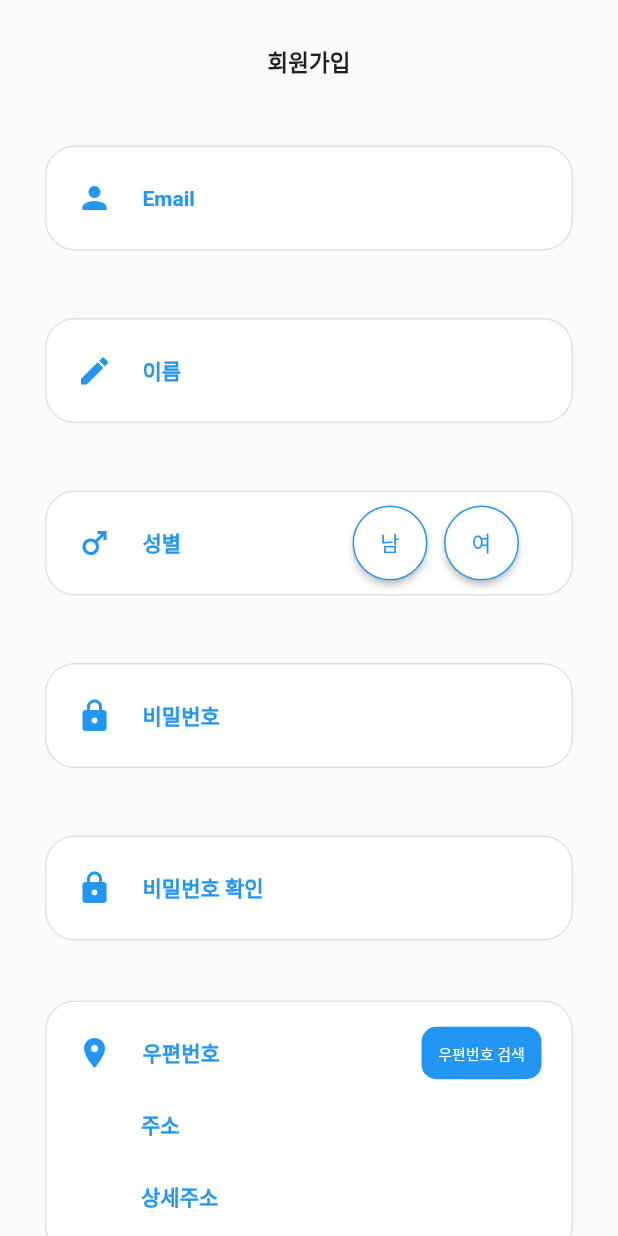
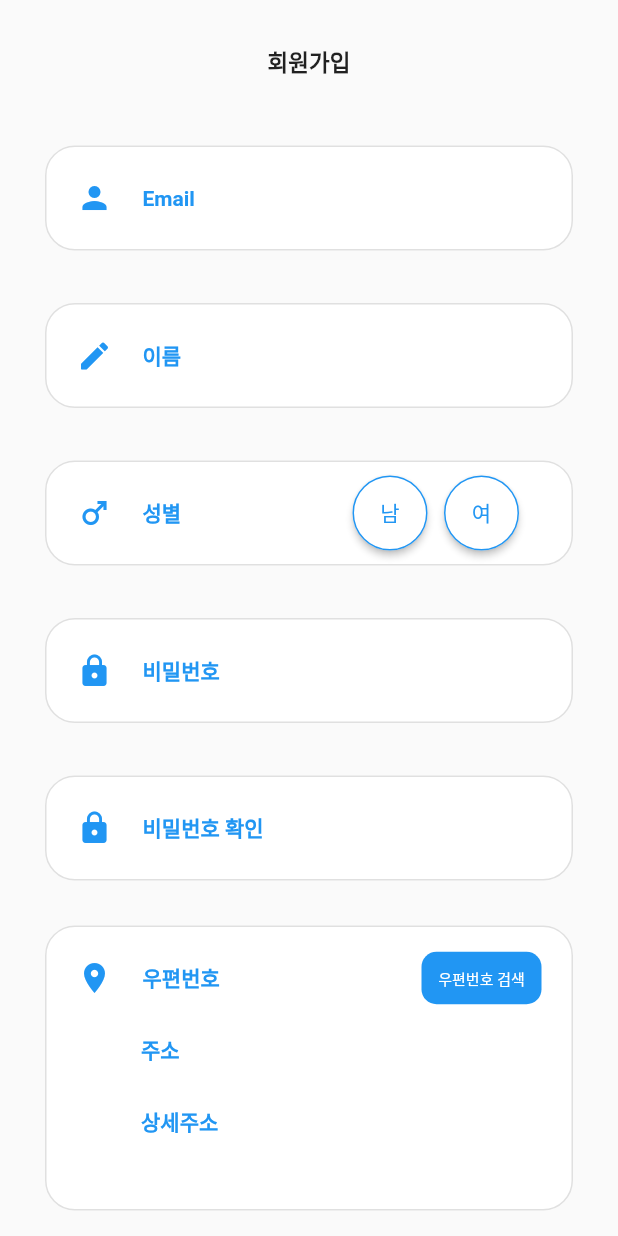
Before and after one commit to hhs0579/Dream, a Flutter app: the JoinPage screen opened directly, on a phone screen of 412 x 824 dp. Run offline on Flutter 3.47's test engine with Material 2 defaults, Android fonts, the phone set to English and light mode, and no system bars; our stand-ins replace cloud_firestore, extended_image, firebase_auth, firebase_core, firebase_storage, fluttertoast and 4 more; missing offline and left inert: kpostal; accounts and stored records are empty; network calls fail.

Commit message:
Update join_page.dart

```diff
--- a/dreamproject/lib/screens/starts/join_page.dart
+++ b/dreamproject/lib/screens/starts/join_page.dart
@@ -21,7 +21,6 @@ class JoinPage extends StatefulWidget {
 class _JoinPageState extends State<JoinPage> {
   final _formKey = GlobalKey<FormState>();
 
-  VerificationStatus _verificationStatus = VerificationStatus.none;
   Color _maleButtonColor = Colors.white;
   Color _femaleButtonColor = Colors.white;
   Color _maleTextColor = Colors.blue;
@@ -37,7 +36,6 @@ class _JoinPageState extends State<JoinPage> {
   String? name;
   String email = '';
   String password = '';
-
   String? gender;
   String? address;
   String? postCode;
@@ -84,9 +82,7 @@ class _JoinPageState extends State<JoinPage> {
     try {
       final authCredential =
           await _auth.signInWithCredential(phoneAuthCredential);
-      setState(() {
-        showLoading = false;
-      });
+
       if (authCredential.user != null) {
         setState(() {
           print("인증완료 및 로그인성공");
@@ -101,7 +97,6 @@ class _JoinPageState extends State<JoinPage> {
     } on FirebaseAuthException catch (e) {
       setState(() {
         print("인증실패..로그인실패");
-        showLoading = false;
       });
 
       await Fluttertoast.showToast(
@@ -368,7 +363,7 @@ class _JoinPageState extends State<JoinPage> {
                       ],
                     ),
                   ),
-                  SizedBox(height: 30),
+                  SizedBox(height: 20),
                   Container(
                     alignment: Alignment(0, 0),
                     height: 70,
@@ -401,7 +396,7 @@ class _JoinPageState extends State<JoinPage> {
                       ],
                     ),
                   ),
-                  SizedBox(height: 30),
+                  SizedBox(height: 20),
                   Container(
                     alignment: Alignment(0, 0),
                     height: 70,
@@ -483,7 +478,7 @@ class _JoinPageState extends State<JoinPage> {
                       ],
                     ),
                   ),
-                  SizedBox(height: 30),
+                  SizedBox(height: 20),
                   Container(
                     alignment: Alignment(0, 0),
                     height: 70,
@@ -532,7 +527,7 @@ class _JoinPageState extends State<JoinPage> {
                       ],
                     ),
                   ),
-                  SizedBox(height: 30),
+                  SizedBox(height: 20),
                   Container(
                     alignment: Alignment(0, 0),
                     height: 70,
@@ -579,12 +574,12 @@ class _JoinPageState extends State<JoinPage> {
                       ],
                     ),
                   ),
-                  SizedBox(height: 40),
+                  SizedBox(height: 30),
                   Container(
                     alignment: Alignment(0, 0),
-                    height: 170,
+                    height: 190,
                     margin: EdgeInsets.only(left: 30, right: 30),
-                    padding: EdgeInsets.only(left: 20, right: 20, top: 10),
+                    padding: EdgeInsets.only(top: 10, left: 20, right: 20),
                     decoration: BoxDecoration(
                       color: Colors.white,
                       borderRadius: BorderRadius.circular(20),
@@ -722,10 +717,11 @@ class _JoinPageState extends State<JoinPage> {
                       ],
                     ),
                   ),
+                  SizedBox(height: 30),
                   Container(
                     alignment: Alignment(0, 0),
                     height: 70,
-                    margin: EdgeInsets.only(left: 30, right: 30, top: 15),
+                    margin: EdgeInsets.only(left: 30, right: 30),
                     padding: EdgeInsets.only(left: 20, right: 20),
                     decoration: BoxDecoration(
                       color: Colors.white,
@@ -767,18 +763,135 @@ class _JoinPageState extends State<JoinPage> {
                           child: TextButton(
                             child: Text(
                               "인증번호 보내기",
+                              style:
+                                  TextStyle(color: Colors.white, fontSize: 10),
+                            ),
+                            onPressed: _isAuthsms
+                                ? null
+                                : () async {
+                                    await _auth.verifyPhoneNumber(
+                                        timeout: const Duration(seconds: 120),
+                                        codeAutoRetrievalTimeout:
+                                            (String verificationId) {},
+                                        phoneNumber: "+8210" +
+                                            phoneNumber.text.substring(3),
+                                        verificationCompleted:
+                                            (phoneAuthCredential) async {
+                                          print('otp문자옴');
+                                        },
+                                        verificationFailed:
+                                            (verificationFailed) async {
+                                          print(verificationFailed.code);
+
+                                          print("코드 발송 실패");
+                                          print(phoneNumber.text.substring(3));
+                                        },
+                                        codeSent: (verificationId,
+                                            forceResendingToken) async {
+                                          print('코드 보냄');
+                                          Fluttertoast.showToast(
+                                              msg:
+                                                  "${phoneNumber.text}로 인증코드를 발송하였습니다 잠시만 기다려주세요",
+                                              toastLength: Toast.LENGTH_SHORT,
+                                              timeInSecForIosWeb: 1,
+                                              backgroundColor: Colors.lightBlue,
+                                              fontSize: 12.0);
+                                          setState(() {
+                                            _isAuthsms = true;
+                                            _timerStart();
+
+                                            FocusScope.of(context)
+                                                .requestFocus(otpFocusNode);
+
+                                            this.verificationId =
+                                                verificationId;
+                                          });
+                                        });
+                                  },
+                            style: TextButton.styleFrom(
+                                backgroundColor: Colors.blue,
+                                shape: RoundedRectangleBorder(
+                                    borderRadius: BorderRadius.circular(10))),
+                          ),
+                        ),
+                      ],
+                    ),
+                  ),
+                  Container(
+                    margin: EdgeInsets.only(left: 60, top: 10),
+                    child: Visibility(
+                      visible: _isAuthsms,
+                      child: Row(
+                        children: [
+                          Container(
+                            width: 140,
+                            child: TextField(
+                              decoration: InputDecoration(
+                                contentPadding: EdgeInsets.zero,
+                                enabledBorder: UnderlineInputBorder(
+                                    borderSide: BorderSide(
+                                        color: Colors.black26, width: 0.5)),
+                                focusedBorder: UnderlineInputBorder(
+                                    borderSide: BorderSide(
+                                        color: Colors.black26, width: 0.5)),
+                              ),
+                            ),
+                          ),
+                          Container(
+                            child: Text(_viewTime(_time),
+                                style: TextStyle(
+                                  color: Colors.blue,
+                                )),
+                          ),
+                          SizedBox(
+                            width: 10,
+                          ),
+                          Container(
+                            width: 60,
+                            height: 30,
+                            child: TextButton(
+                              child: Text(
+                                "확인",
                                 style: TextStyle(fontSize: 10),
                               ),
-                            onPressed: () async {
+                              onPressed: () {
+                                PhoneAuthCredential phoneAuthCredential =
+                                    PhoneAuthProvider.credential(
+                                        verificationId: verificationId,
+                                        smsCode: otpController.text);
+
+                                signInWithPhoneAuthCredential(
+                                    phoneAuthCredential);
+                              },
+                              style: TextButton.styleFrom(
+                                  primary: Colors.white,
+                                  backgroundColor: Colors.blue,
+                                  shape: RoundedRectangleBorder(
+                                      borderRadius: BorderRadius.circular(8))),
+                            ),
+                          ),
+                          SizedBox(
+                            width: 5,
+                          ),
+                          Container(
+                            width: 60,
+                            height: 30,
+                            child: TextButton(
+                              child: Text(
+                                "재전송",
+                                style: TextStyle(fontSize: 10),
+                              ),
+                              onPressed: () {
                                 setState(() {
-                                showLoading = true;
+                                  _time = 120;
                                 });
+                                () async {
                                   await _auth.verifyPhoneNumber(
-                                  timeout: const Duration(seconds: 60),
+                                      timeout: const Duration(seconds: 120),
                                       codeAutoRetrievalTimeout:
                                           (String verificationId) {},
-                                  phoneNumber:
-                                      "+8210" + phoneNumber.text.substring(3),
+                                      phoneNumber: "+8210" +
+                                          phoneNumber.text.substring(3),
                                       verificationCompleted:
                                           (phoneAuthCredential) async {
                                         print('otp문자옴');
@@ -787,88 +900,36 @@ class _JoinPageState extends State<JoinPage> {
                                           (verificationFailed) async {
                                         print(verificationFailed.code);
                                         print("코드 발송 실패");
-
-                                    setState(() {
-                                      showLoading = false;
-                                    });
                                       },
                                       codeSent: (verificationId,
                                           forceResendingToken) async {
                                         print('코드 보냄');
                                         Fluttertoast.showToast(
                                             msg:
-                                            "010${phoneNumber.text}로 인증코드를 발송하였습니다 잠시만 기다려주세요",
+                                                "${phoneNumber.text}로 인증코드를 재전송하였습니다 잠시만 기다려주세요",
                                             toastLength: Toast.LENGTH_SHORT,
                                             timeInSecForIosWeb: 1,
                                             backgroundColor: Colors.lightBlue,
                                             fontSize: 12.0);
                                         setState(() {
-                                      requestedAuth = true;
                                           FocusScope.of(context)
                                               .requestFocus(otpFocusNode);
-                                      showLoading = false;
+
                                           this.verificationId = verificationId;
                                         });
                                       });
-                              setState(() {
-                                _isAuthsms = true;
-                                _timerStart();
-                              });
+                                };
                               },
                               style: TextButton.styleFrom(
-                                primary: Colors.white,
-                                backgroundColor: Colors.blue,
+                                  primary: Colors.blue,
+                                  backgroundColor: Colors.white,
                                   shape: RoundedRectangleBorder(
-                                    borderRadius: BorderRadius.circular(10))),
+                                      side: BorderSide(color: Colors.blue),
+                                      borderRadius: BorderRadius.circular(8))),
                             ),
                           ),
                         ],
                       ),
-                  ),
-                  SizedBox(
-                    height: 5,
-                  ),
-                  authOk
-                      ? SizedBox()
-                      : Visibility(
-                          visible: requestedAuth,
-                          child: Row(
-                            children: [
-                              Expanded(flex: 1, child: Text("")),
-                              Expanded(
-                                flex: 3,
-                                child: Row(
-                                  children: [
-                                    Expanded(
-                                      child: numberInsert(
-                                        editAble: true,
-                                        hintText: "6자리 입력",
-                                        focusNode: otpFocusNode,
-                                        controller: otpController,
-                                        textInputAction: TextInputAction.done,
-                                        maxLegnth: 6,
-                                      ),
-                                    ),
-                                    SizedBox(
-                                      width: 5,
-                                    ),
-                                    ElevatedButton(
-                                        onPressed: () {
-                                          PhoneAuthCredential
-                                              phoneAuthCredential =
-                                              PhoneAuthProvider.credential(
-                                                  verificationId:
-                                                      verificationId,
-                                                  smsCode: otpController.text);
-
-                                          signInWithPhoneAuthCredential(
-                                              phoneAuthCredential);
-                                        },
-                                        child: Text("확인")),
-                                  ],
-                                ),
-                              ),
-                            ],
                     ),
                   ),
                   Container(
@@ -885,17 +946,12 @@ class _JoinPageState extends State<JoinPage> {
                           if (passwordController.text ==
                               verifyPasswordController.text) {
                             if (authOk) {
-                              setState(() {
-                                showLoading = true;
-                              });
-
                               await signUpUserCredential(
                                   email: emailController.text,
                                   password: passwordController.text);
 
                               setState(() {
                                 Get.to(LoginPage());
-                                showLoading = false;
                               });
                             } else {
                               Fluttertoast.showToast(
@@ -968,64 +1024,4 @@ class _JoinPageState extends State<JoinPage> {
       ),
     );
   }
-
-  Widget numberInsert({
-    bool? editAble,
-    String? hintText,
-    FocusNode? focusNode,
-    TextEditingController? controller,
-    TextInputAction? textInputAction,
-    Function? widgetFunction,
-    int? maxLegnth,
-  }) {
-    return TextFormField(
-      enabled: editAble,
-      style: TextStyle(
-        fontSize: 12,
-      ),
-      decoration: InputDecoration(
-        contentPadding:
-            new EdgeInsets.symmetric(vertical: 10.0, horizontal: 10.0),
-        isDense: true,
-        counterText: "",
-        hintText: hintText,
-        enabledBorder: OutlineInputBorder(
-          borderSide: BorderSide(color: Colors.grey),
-        ),
-        focusedBorder: OutlineInputBorder(
-          borderSide: BorderSide(color: Colors.red),
-        ),
-        disabledBorder: OutlineInputBorder(
-          borderSide: BorderSide(color: Colors.grey),
-        ),
-      ),
-      textInputAction: textInputAction,
-      keyboardType: TextInputType.number,
-      inputFormatters: [
-        FilteringTextInputFormatter.digitsOnly,
-      ],
-      focusNode: focusNode,
-      controller: controller,
-      maxLength: maxLegnth,
-      onChanged: (value) {
-        if (value.length >= maxLegnth!) {
-          if (widgetFunction == null) {
-            print("noFunction");
-          } else {
-            widgetFunction();
 }
-        }
-        setState(() {});
-      },
-      onEditingComplete: () {
-        if (widgetFunction == null) {
-          print("noFunction");
-        } else {
-          widgetFunction();
-        }
-      },
-    );
-  }
-}
-
-enum VerificationStatus { none, codeSent, verifying, verificationDone }
```
Lines whose indentation alone changed are shown as unchanged.
